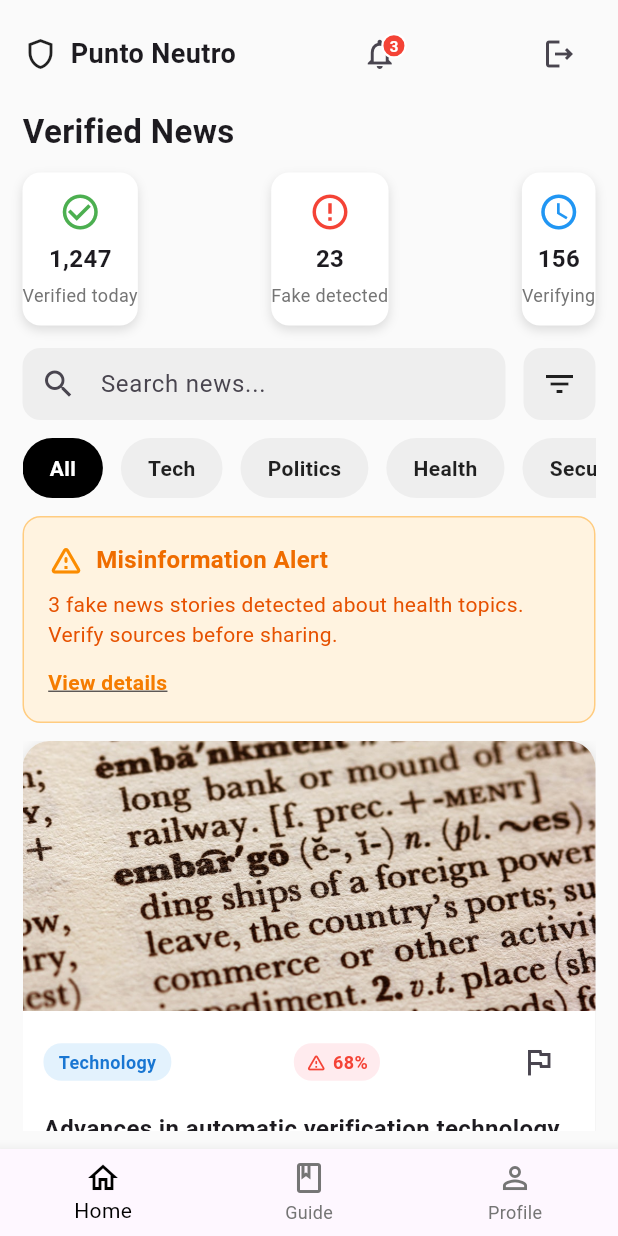
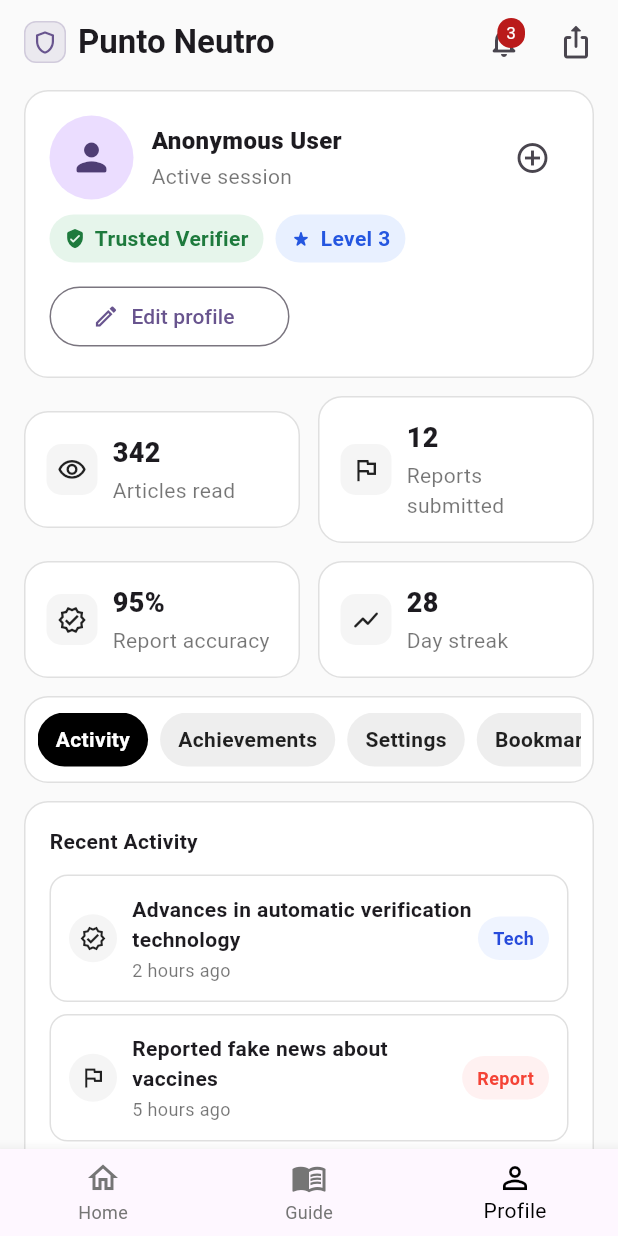
Before and after one commit to Moviles-202520/Flutter, a Flutter app: the screen it shows after launch, on a phone screen of 412 x 824 dp. Run offline on Flutter 3.47's test engine with Material 3 defaults, Android fonts, the phone set to English and light mode, and no system bars.

Commit message:
Screen Profile

```diff
--- a/punto_neutro/lib/main.dart
+++ b/punto_neutro/lib/main.dart
@@ -2,6 +2,7 @@ import 'package:flutter/material.dart';
 import 'package:punto_neutro/screens/ArticleDetailPage.dart';
 import 'package:punto_neutro/screens/ForgotPasswordScreen.dart';
 import 'package:punto_neutro/screens/LoginScreen.dart';
+import 'package:punto_neutro/screens/ProfilePage.dart';
 import 'package:punto_neutro/screens/PuntoNeutroApp.dart';
 
 void main() {
@@ -34,7 +35,7 @@ class MyApp extends StatelessWidget {
         // tested with just a hot reload.
         colorScheme: ColorScheme.fromSeed(seedColor: Colors.deepPurple),
       ),
-      home: const Home(),
+      home: const ProfilePage(),
     );
   }
 }
--- /dev/null
+++ b/punto_neutro/lib/screens/ProfilePage.dart
@@ -0,0 +1,395 @@
+import 'package:flutter/material.dart';
+
+class ProfilePage extends StatelessWidget {
+  const ProfilePage({super.key});
+
+  @override
+  Widget build(BuildContext context) {
+    final cs = Theme.of(context).colorScheme;
+
+    return Scaffold(
+      backgroundColor: const Color(0xffFAFAFA),
+      appBar: AppBar(
+        elevation: 0,
+        backgroundColor: const Color(0xffFAFAFA),
+        surfaceTintColor: Colors.transparent,
+        titleSpacing: 16,
+        title: Row(
+          children: [
+            Container(
+              width: 28,
+              height: 28,
+              decoration: BoxDecoration(
+                color: cs.primary.withOpacity(.10),
+                borderRadius: BorderRadius.circular(8),
+                border: Border.all(color: cs.primary.withOpacity(.2)),
+              ),
+              child: Icon(Icons.shield_outlined, size: 18, color: cs.primary),
+            ),
+            const SizedBox(width: 8),
+            const Text('Punto Neutro', style: TextStyle(fontWeight: FontWeight.w700)),
+          ],
+        ),
+        actions: [
+          Stack(
+            clipBehavior: Clip.none,
+            children: [
+              IconButton(
+                icon: const Icon(Icons.notifications_none_rounded),
+                onPressed: () {},
+              ),
+              Positioned(
+                right: 10,
+                top: 8,
+                child: Container(
+                  padding: const EdgeInsets.symmetric(horizontal: 6, vertical: 2),
+                  decoration: BoxDecoration(
+                    color: cs.error,
+                    borderRadius: BorderRadius.circular(10),
+                  ),
+                  child: Text('3', style: TextStyle(color: cs.onError, fontSize: 11)),
+                ),
+              ),
+            ],
+          ),
+          IconButton(
+            icon: const Icon(Icons.ios_share_rounded),
+            onPressed: () {},
+          ),
+          const SizedBox(width: 4),
+        ],
+      ),
+      body: ListView(
+        padding: const EdgeInsets.fromLTRB(16, 4, 16, 24),
+        children: [
+          // ===== Cabecera perfil =====
+          _card(
+            child: Column(
+              crossAxisAlignment: CrossAxisAlignment.start,
+              children: [
+                Row(
+                  children: [
+                    const CircleAvatar(
+                      radius: 28,
+                      child: Icon(Icons.person_rounded, size: 30),
+                    ),
+                    const SizedBox(width: 12),
+                    const Expanded(
+                      child: Column(
+                        crossAxisAlignment: CrossAxisAlignment.start,
+                        children: [
+                          Text('Anonymous User',
+                              style: TextStyle(fontWeight: FontWeight.w800, fontSize: 16)),
+                          SizedBox(height: 2),
+                          Text('Active session', style: TextStyle(color: Colors.black54)),
+                        ],
+                      ),
+                    ),
+                    IconButton(
+                      onPressed: () {},
+                      icon: const Icon(Icons.add_circle_outline),
+                      tooltip: 'Add',
+                    ),
+                  ],
+                ),
+                const SizedBox(height: 10),
+                Row(
+                  children: [
+                    _badge(text: 'Trusted Verifier', icon: Icons.verified_user_rounded),
+                    const SizedBox(width: 8),
+                    _badge(text: 'Level 3', icon: Icons.star_rate_rounded, tone: _BadgeTone.info),
+                  ],
+                ),
+                const SizedBox(height: 12),
+                SizedBox(
+                  width: 160,
+                  child: OutlinedButton.icon(
+                    onPressed: () {},
+                    icon: const Icon(Icons.edit_outlined, size: 18),
+                    label: const Text('Edit profile'),
+                  ),
+                ),
+              ],
+            ),
+          ),
+          const SizedBox(height: 12),
+
+          // ===== Métricas =====
+          Row(
+            children: const [
+              Expanded(child: _StatTile(icon: Icons.visibility_outlined, value: '342', label: 'Articles read')),
+              SizedBox(width: 12),
+              Expanded(child: _StatTile(icon: Icons.flag_outlined, value: '12', label: 'Reports submitted')),
+            ],
+          ),
+          const SizedBox(height: 12),
+          Row(
+            children: const [
+              Expanded(child: _StatTile(icon: Icons.verified_outlined, value: '95%', label: 'Report accuracy')),
+              SizedBox(width: 12),
+              Expanded(child: _StatTile(icon: Icons.show_chart_rounded, value: '28', label: 'Day streak')),
+            ],
+          ),
+          const SizedBox(height: 12),
+
+          // ===== Tabs (simuladas) =====
+          _card(
+            padding: const EdgeInsets.symmetric(horizontal: 8, vertical: 10),
+            child: const SingleChildScrollView(
+              scrollDirection: Axis.horizontal,
+              child: Row(
+                children: [
+                  _TabChip(text: 'Activity', selected: true),
+                  _TabChip(text: 'Achievements'),
+                  _TabChip(text: 'Settings'),
+                  _TabChip(text: 'Bookmarks'),
+                ],
+              ),
+            ),
+          ),
+
+          const SizedBox(height: 12),
+
+          // ===== Recent Activity =====
+          _card(
+            child: Column(
+              crossAxisAlignment: CrossAxisAlignment.start,
+              children: const [
+                Text('Recent Activity', style: TextStyle(fontWeight: FontWeight.w700)),
+                SizedBox(height: 12),
+                _ActivityItem(
+                  icon: Icons.verified_outlined,
+                  title: 'Advances in automatic verification technology',
+                  subtitle: '2 hours ago',
+                  pillText: 'Tech',
+                ),
+                SizedBox(height: 8),
+                _ActivityItem(
+                  icon: Icons.flag_outlined,
+                  title: 'Reported fake news about vaccines',
+                  subtitle: '5 hours ago',
+                  pillText: 'Report',
+                  pillColor: Color(0xFFFFF1F1),
+                  pillTextColor: Colors.red,
+                ),
+                SizedBox(height: 8),
+                _ActivityItem(
+                  icon: Icons.bookmark_outline,
+                  title: 'Saved article about digital security',
+                  subtitle: 'Yesterday',
+                  pillText: 'Saved',
+                  pillColor: Color(0xFFFFF9E6),
+                  pillTextColor: Color(0xFF8A6D00),
+                ),
+              ],
+            ),
+          ),
+        ],
+      ),
+      // Bottom bar solo de muestra (opcional)
+      bottomNavigationBar: BottomNavigationBar(
+        currentIndex: 2,
+        selectedItemColor: Colors.black,
+        unselectedItemColor: Colors.grey.shade600,
+        items: const [
+          BottomNavigationBarItem(icon: Icon(Icons.home_outlined), label: 'Home'),
+          BottomNavigationBarItem(icon: Icon(Icons.menu_book_outlined), label: 'Guide'),
+          BottomNavigationBarItem(icon: Icon(Icons.person_outline), label: 'Profile'),
+        ],
+      ),
+    );
+  }
+
+  // ==== helpers =====
+  static Widget _card({required Widget child, EdgeInsets? padding}) => Container(
+    padding: padding ?? const EdgeInsets.all(16),
+    decoration: BoxDecoration(
+      color: Colors.white,
+      border: Border.all(color: Colors.black12),
+      borderRadius: BorderRadius.circular(16),
+    ),
+    child: child,
+  );
+
+  static Widget _badge({
+    required String text,
+    required IconData icon,
+    _BadgeTone tone = _BadgeTone.success,
+  }) {
+    final Color bg, fg;
+    switch (tone) {
+      case _BadgeTone.info:
+        bg = const Color(0xFFE8F0FF);
+        fg = const Color(0xFF2456E0);
+        break;
+      default:
+        bg = const Color(0xFFE6F5EB);
+        fg = const Color(0xFF1E7A3D);
+    }
+
+    return Container(
+      padding: const EdgeInsets.symmetric(horizontal: 10, vertical: 6),
+      decoration: BoxDecoration(color: bg, borderRadius: BorderRadius.circular(999)),
+      child: Row(mainAxisSize: MainAxisSize.min, children: [
+        Icon(icon, size: 14, color: fg),
+        const SizedBox(width: 6),
+        Text(text, style: TextStyle(color: fg, fontWeight: FontWeight.w700)),
+      ]),
+    );
+  }
+}
+
+enum _BadgeTone { success, info }
+
+class _StatTile extends StatelessWidget {
+  final IconData icon;
+  final String value;
+  final String label;
+  const _StatTile({required this.icon, required this.value, required this.label});
+
+  @override
+  Widget build(BuildContext context) {
+    final textScale = MediaQuery.of(context).textScaleFactor;
+
+    return ConstrainedBox(
+      constraints: const BoxConstraints(minHeight: 72), // da margen vertical
+      child: Container(
+        padding: const EdgeInsets.all(14),
+        decoration: BoxDecoration(
+          color: Colors.white,
+          border: Border.all(color: Colors.black12),
+          borderRadius: BorderRadius.circular(16),
+        ),
+        child: Row(
+          crossAxisAlignment: CrossAxisAlignment.center,
+          children: [
+            Container(
+              width: 34,
+              height: 34,
+              decoration: BoxDecoration(
+                color: Colors.grey.shade100,
+                borderRadius: BorderRadius.circular(10),
+              ),
+              child: Icon(icon, size: 20),
+            ),
+            const SizedBox(width: 10),
+
+            // <- importante: Flexible para que el texto pueda partir en 2 líneas
+            Flexible(
+              child: Column(
+                crossAxisAlignment: CrossAxisAlignment.start,
+                mainAxisSize: MainAxisSize.min,
+                children: [
+                  // el valor puede escalar un poco sin romper
+                  Text(
+                    value,
+                    style: TextStyle(
+                      fontWeight: FontWeight.w800,
+                      fontSize: textScale > 1.1 ? 16 : 18,
+                    ),
+                  ),
+                  const SizedBox(height: 2),
+                  Text(
+                    label,
+                    maxLines: 2,
+                    overflow: TextOverflow.ellipsis,
+                    style: const TextStyle(color: Colors.black54),
+                  ),
+                ],
+              ),
+            ),
+          ],
+        ),
+      ),
+    );
+  }
+}
+
+// ----------------- fuera de _StatTile (¡ojo a las llaves!) -----------------
+
+class _TabChip extends StatelessWidget {
+  final String text;
+  final bool selected;
+  const _TabChip({required this.text, this.selected = false});
+
+  @override
+  Widget build(BuildContext context) {
+    return Container(
+      margin: const EdgeInsets.only(right: 8),
+      padding: const EdgeInsets.symmetric(horizontal: 12, vertical: 8),
+      decoration: BoxDecoration(
+        color: selected ? Colors.black : Colors.grey.shade200,
+        borderRadius: BorderRadius.circular(999),
+      ),
+      child: Text(
+        text,
+        style: TextStyle(
+          color: selected ? Colors.white : Colors.black87,
+          fontWeight: FontWeight.w700,
+        ),
+      ),
+    );
+  }
+}
+
+class _ActivityItem extends StatelessWidget {
+  final IconData icon;
+  final String title;
+  final String subtitle;
+  final String pillText;
+  final Color pillColor;
+  final Color pillTextColor;
+
+  const _ActivityItem({
+    required this.icon,
+    required this.title,
+    required this.subtitle,
+    required this.pillText,
+    this.pillColor = const Color(0xFFEFF4FF),
+    this.pillTextColor = const Color(0xFF274BDB),
+  });
+
+  @override
+  Widget build(BuildContext context) {
+    return Container(
+      padding: const EdgeInsets.all(12),
+      decoration: BoxDecoration(
+        color: Colors.white,
+        border: Border.all(color: Colors.black12),
+        borderRadius: BorderRadius.circular(12),
+      ),
+      child: Row(
+        children: [
+          CircleAvatar(
+            radius: 16,
+            backgroundColor: Colors.grey.shade100,
+            child: Icon(icon, size: 18, color: Colors.black87),
+          ),
+          const SizedBox(width: 10),
+          Expanded(
+            child: Column(
+              crossAxisAlignment: CrossAxisAlignment.start,
+              children: [
+                Text(title, style: const TextStyle(fontWeight: FontWeight.w700)),
+                const SizedBox(height: 2),
+                Text(subtitle, style: const TextStyle(color: Colors.black54, fontSize: 12)),
+              ],
+            ),
+          ),
+          Container(
+            padding: const EdgeInsets.symmetric(horizontal: 10, vertical: 6),
+            decoration: BoxDecoration(color: pillColor, borderRadius: BorderRadius.circular(999)),
+            child: Text(
+              pillText,
+              style: TextStyle(
+                color: pillTextColor,
+                fontWeight: FontWeight.w700,
+                fontSize: 12,
+              ),
+            ),
+          ),
+        ],
+      ),
+    );
+  }
+}
```
